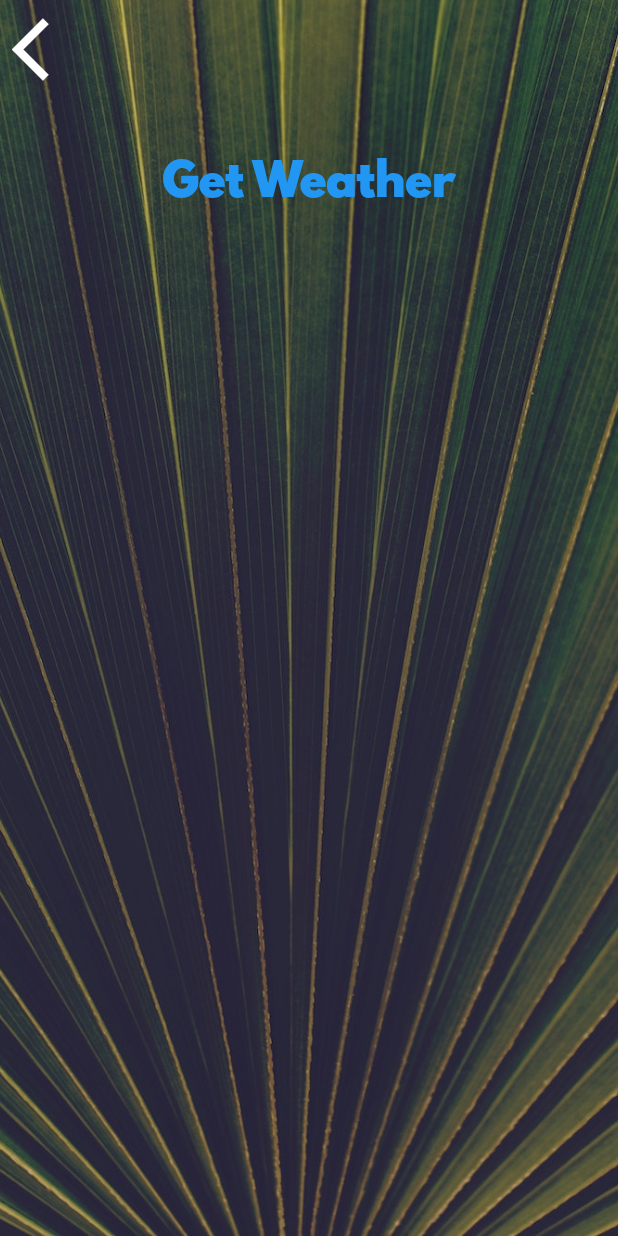
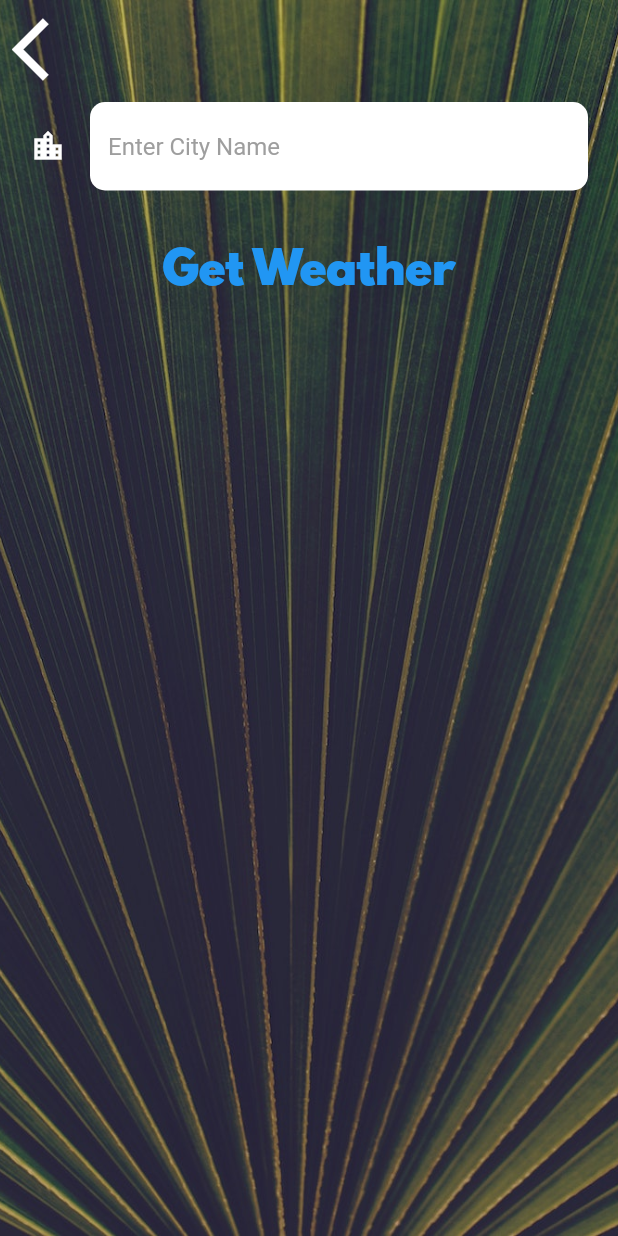
Before and after one commit to MahmoudAboHebil/clima_with_api_flutter, a Flutter app: the CityScreen screen opened directly, on a phone screen of 412 x 824 dp. Run offline on Flutter 3.47's test engine with Material 2 defaults, Android fonts, the phone set to English and light mode, and no system bars; our stand-ins replace flutter_spinkit, geolocator.

Commit message:
Getting weather Data from Typing any city name is done.

```diff
--- a/lib/screens/city_screen.dart
+++ b/lib/screens/city_screen.dart
@@ -8,6 +8,7 @@ class CityScreen extends StatefulWidget {
 }
 
 class _CityScreenState extends State<CityScreen> {
+  late String cityName;
   @override
   Widget build(BuildContext context) {
     return Scaffold(
@@ -25,7 +26,9 @@ class _CityScreenState extends State<CityScreen> {
               Align(
                 alignment: Alignment.topLeft,
                 child: IconButton(
-                  onPressed: () {},
+                  onPressed: () {
+                    Navigator.pop(context);
+                  },
                   icon: Icon(
                     Icons.arrow_back_ios,
                     size: 50.0,
@@ -34,10 +37,20 @@ class _CityScreenState extends State<CityScreen> {
               ),
               Container(
                 padding: EdgeInsets.all(20.0),
-                child: null,
+                child: TextField(
+                  style: TextStyle(color: Colors.black),
+                  decoration: kTextFieldInputDecoration,
+                  onChanged: (value) {
+                    setState(() {
+                      cityName = value;
+                    });
+                  },
+                ),
               ),
               TextButton(
-                onPressed: () {},
+                onPressed: () {
+                  Navigator.pop(context, cityName);
+                },
                 child: Text(
                   'Get Weather',
                   style: kButtonTextStyle,
--- a/lib/utilities/constants.dart
+++ b/lib/utilities/constants.dart
@@ -18,3 +18,20 @@ const kButtonTextStyle = TextStyle(
 const kConditionTextStyle = TextStyle(
   fontSize: 100.0,
 );
+
+const kTextFieldInputDecoration = InputDecoration(
+  filled: true,
+  fillColor: Colors.white,
+  icon: Icon(
+    Icons.location_city,
+    color: Colors.white,
+  ),
+  hintText: "Enter City Name",
+  hintStyle: TextStyle(color: Colors.grey),
+  border: OutlineInputBorder(
+    borderRadius: BorderRadius.all(
+      Radius.circular(10),
+    ),
+    borderSide: BorderSide.none,
+  ),
+);
```
Also changed, not shown: lib/screens/location_screen.dart (+14 -1 lines), lib/services/weather.dart (+7 -0 lines).
